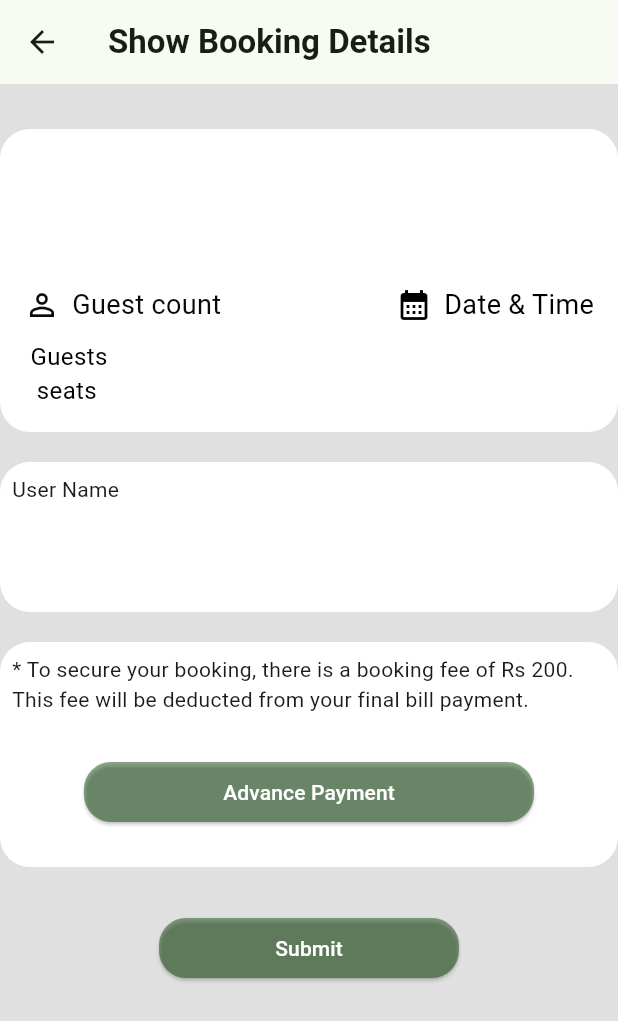
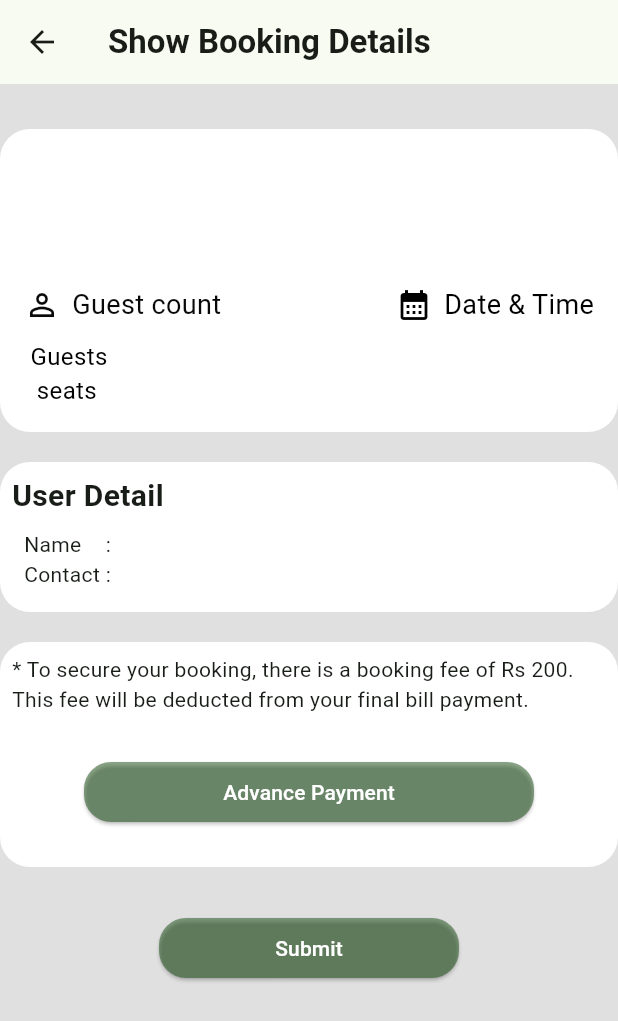
Before and after one commit to Anjana-pv/UserDinny, a Flutter app: the BookingConfirmation screen opened directly with empty values, on a phone screen of 412 x 824 dp. Shown: the top 1021 px of the screen. Run offline on Flutter 3.47's test engine with Material 3 defaults, Android fonts, the phone set to English and light mode, and no system bars; our stand-ins replace cached_network_image, cloud_firestore, firebase_auth, firebase_core, fluttertoast, get and 2 more; missing offline and left inert: razorpay_flutter; accounts and stored records are empty.

```diff
--- a/lib/controller/calender.dart
+++ b/lib/controller/calender.dart
@@ -2,6 +2,7 @@ import 'dart:developer';
 
 import 'package:get/get.dart';
 import 'package:cloud_firestore/cloud_firestore.dart';
+import 'package:intl/intl.dart';
 
 class BookingController extends GetxController {
 
@@ -9,7 +10,7 @@ class BookingController extends GetxController {
 
 
 Future<void> onDaySelected(DateTime selectedDay) async{
-  selectedDate.value = selectedDay;
+  selectedDate.value = selectedDay ;
 }
 
   Future<void> bookSelectedDate() async {
--- a/lib/main.dart
+++ b/lib/main.dart
@@ -3,6 +3,7 @@ import 'package:get/get.dart';
 import 'package:firebase_core/firebase_core.dart';
 import 'package:user_dinny/view/home_screen.dart';
 import 'package:user_dinny/view/login.dart';
+
 
 
 void main() async {
@@ -27,7 +28,7 @@ class MyApp extends StatelessWidget {
       ),
      initialRoute: '/',
      getPages: [
-      GetPage(name:'/',page:()=> HomeScreen()),
+      GetPage(name:'/',page:()=>Login ()),
 
      ],
     );
--- a/lib/view/booking_conformation_screen.dart
+++ b/lib/view/booking_conformation_screen.dart
@@ -2,8 +2,8 @@ import 'dart:developer';
 import 'package:flutter/material.dart';
 import 'package:get/get.dart';
 import 'package:user_dinny/controller/booking.dart';
-import 'package:user_dinny/controller/firebase_fuction.dart';
 import 'package:user_dinny/model/booking_model.dart';
+import 'package:user_dinny/view/home_screen.dart';
 import 'package:user_dinny/view/payment.dart';
 
 class BookingConfirmation extends StatelessWidget {
@@ -17,6 +17,7 @@ class BookingConfirmation extends StatelessWidget {
     required this.restaurantId,
     required this.tableType,
     required this.email,
+    required this.userData,
   }) : super(key: key);
 
   final String restaurantName;
@@ -27,11 +28,11 @@ class BookingConfirmation extends StatelessWidget {
   final String restaurantId;
   final String tableType;
   final String email;
+  final Map<String, dynamic> userData;
 
   @override
   Widget build(BuildContext context) {
     NewBookingController newbooking = Get.put(NewBookingController());
-    UserController userController=Get.put(UserController());
 
     return Scaffold(
       appBar: AppBar(
@@ -145,9 +146,36 @@ class BookingConfirmation extends StatelessWidget {
                 borderRadius: BorderRadius.circular(20),
                 color: const Color.fromARGB(255, 255, 255, 255),
               ),
-              child: const Padding(
-                padding: EdgeInsets.all(8.0),
-                child: Text('User Name'),
+              child: Padding(
+                padding: const EdgeInsets.all(8.0),
+                child: Column(
+                  crossAxisAlignment: CrossAxisAlignment.start,
+                  children: [
+                    const Text('User Detail',style: TextStyle(fontSize: 20,fontWeight: FontWeight.bold),),
+
+                    Padding(
+                      padding: const EdgeInsets.all(8.0),
+                      child: Row(
+                        children: [
+                          const Column(
+                            crossAxisAlignment: CrossAxisAlignment.start,
+                            children: [
+                              Text("Name"),
+                              Text("Contact"),
+                            ],
+                          ),
+                          Column(
+                            crossAxisAlignment: CrossAxisAlignment.start,
+                            children: [
+                              Text(" : ${userData['username'] ?? ''}"),
+                              Text(" : ${userData['phoneNumber'] ?? ''}"),
+                            ],
+                          ),
+                        ],
+                      ),
+                    ),
+                  ],
+                ),
               ),
             ),
             const SizedBox(
@@ -179,7 +207,8 @@ class BookingConfirmation extends StatelessWidget {
                           return const Color.fromARGB(123, 20, 77, 14);
                         },
                       ),
-                      minimumSize: MaterialStateProperty.all(const Size(300, 40)),
+                      minimumSize:
+                          MaterialStateProperty.all(const Size(300, 40)),
                       // Adjust the size as needed
                       shape: MaterialStateProperty.all<RoundedRectangleBorder>(
                         RoundedRectangleBorder(
@@ -199,9 +228,8 @@ class BookingConfirmation extends StatelessWidget {
               height: 30,
             ),
             ElevatedButton(
-              onPressed: ()async {
+              onPressed: () async {
                 final bookingData = BookingModel(
-
                     date: bookingDate,
                     time: bookingTime,
                     tableType: tableType,
@@ -210,8 +238,9 @@ class BookingConfirmation extends StatelessWidget {
                     userName: 'amal',
                     phoneNumber: '1234455',
                     resturentId: restaurantId);
-            final responce=  await  newbooking.newbooking(bookingData);
-            log('$responce');
+                final responce = await newbooking.newbooking(bookingData);
+                Get.to(const HomeScreen());
+                log('$responce');
               },
               style: ButtonStyle(
                 backgroundColor: MaterialStateProperty.resolveWith<Color>(
--- a/lib/common_widgets/timeslot_widget.dart
+++ b/lib/view/common_widgets/timeslot_widget.dart
@@ -40,7 +40,7 @@ List<Widget> buildTimeSlots(String startTime, String endTime) {
 
       timeSlotWidgets.add(const SizedBox(width: 8));
       start = start.add(const Duration(hours: 1));
-      index++; // Increment the index counter
+      index++;
     }
   } catch (e) {
     print("Error parsing time: $e");
--- a/lib/view/first_screen.dart
+++ b/lib/view/first_screen.dart
@@ -1,9 +1,7 @@
 import 'package:cloud_firestore/cloud_firestore.dart';
-import 'package:firebase_auth/firebase_auth.dart';
 import 'package:flutter/material.dart';
 import 'package:get/get.dart';
-import 'package:get/get_core/src/get_main.dart';
-import 'package:user_dinny/common_widgets/custom_widgets.dart';
+import 'package:user_dinny/view/common_widgets/custom_widgets.dart';
 import 'package:user_dinny/controller/firebase_fuction.dart';
 import 'package:user_dinny/styling/textsytling.dart';
 import 'package:user_dinny/view/booking_scree.dart';
@@ -18,7 +16,7 @@ class ScreenFirst extends StatelessWidget {
     double containerHeightMultiplier = MediaQuery.of(context).size.height * 0.2;
     double textSizeMultiplier = MediaQuery.of(context).size.width * 0.04;
 
-    final user = FirebaseAuth.instance.currentUser;
+    // final user = FirebaseAuth.instance.currentUser;
     final usercontroller = Get.put(UserController());
     return SingleChildScrollView(
       child: Column(
--- a/lib/view/home_screen.dart
+++ b/lib/view/home_screen.dart
@@ -3,7 +3,6 @@ import 'package:flutter/material.dart';
 import 'package:get/get.dart';
 import 'package:user_dinny/controller/firebase_fuction.dart';
 import 'package:user_dinny/view/booking_history.dart';
-import 'package:user_dinny/view/booking_scree.dart';
 import 'package:user_dinny/view/first_screen.dart';
 import 'package:user_dinny/view/profile_screen.dart';
 import 'package:user_dinny/view/search_screen.dart';
@@ -17,7 +16,7 @@ class HomeScreen extends StatelessWidget {
   @override
   Widget build(BuildContext context) {
     final usercontroller = Get.put(UserController());
-    Map<String, dynamic> data={};
+
     return Obx(() =>
     Scaffold(
       appBar: AppBar(
@@ -39,7 +38,7 @@ class HomeScreen extends StatelessWidget {
       ),
       body: IndexedStack(
         index: usercontroller.selectedIndex.value,
-        children: <Widget> [
+        children: const <Widget> [
           ScreenFirst(),
          ScreenBookingHistory(),
           SearchScreen(),
--- a/lib/view/payment.dart
+++ b/lib/view/payment.dart
@@ -125,10 +125,11 @@ void initState(){
             openamount(amount);
             });
           }
-        }, child:const Padding(padding: EdgeInsets.all(8.0),
+        },
+        style: ElevatedButton.styleFrom(backgroundColor: const Color.fromARGB(123, 20, 77, 14)),
+         child:const Padding(padding: EdgeInsets.all(8.0),
         child: Text('Make payment',style:TextStyle(color: Colors.white) ,),
         ),
-        style: ElevatedButton.styleFrom(backgroundColor: Color.fromARGB(123, 20, 77, 14)),
         )
       ]
       ),
--- a/pubspec.yaml
+++ b/pubspec.yaml
@@ -48,6 +48,7 @@ dependencies:
   google_fonts: ^6.1.0
   pinput: ^3.0.1
   razorpay_flutter: ^1.3.6
+  shared_preferences: ^2.2.2
 
 
 
```
Also changed, not shown: lib/controller/authendication.dart (+8 -3 lines), lib/controller/firebase_fuction.dart (+36 -8 lines), lib/view/booking_scree.dart (+12 -4 lines), lib/view/login.dart (+8 -7 lines), lib/view/signin.dart (+9 -6 lines), lib/view/bottum_screen.dart (deleted), lib/view/common_widgets/bottum_navigation.dart (renamed from lib/common_widgets/bottum_navigation.dart), lib/view/common_widgets/calender.dart (renamed from lib/common_widgets/calender.dart), lib/view/common_widgets/client_details_container.dart (renamed from lib/common_widgets/client_details_container.dart), lib/view/common_widgets/custom_widgets.dart (renamed from lib/common_widgets/custom_widgets.dart), lib/view/common_widgets/menucard_img.dart (renamed from lib/common_widgets/menucard_img.dart), lib/view/common_widgets/table_dropdown.dart (renamed from lib/common_widgets/table_dropdown.dart), pubspec.lock, 1 other file.
